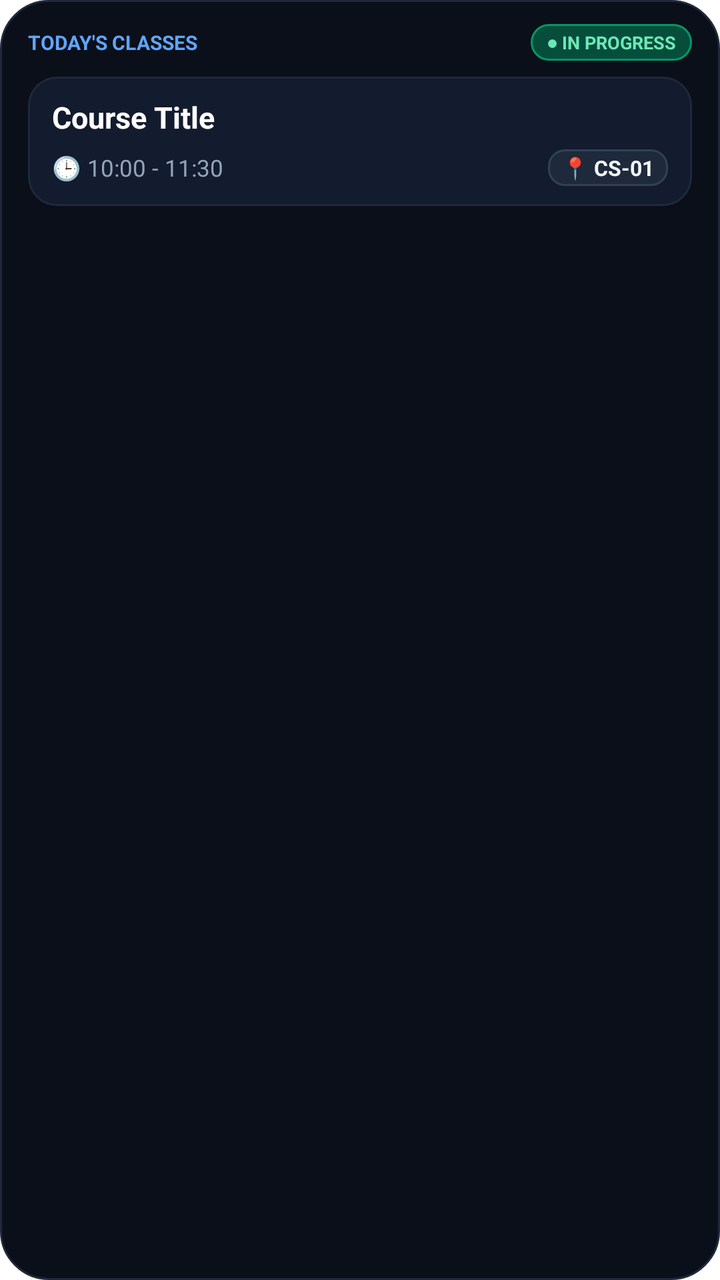
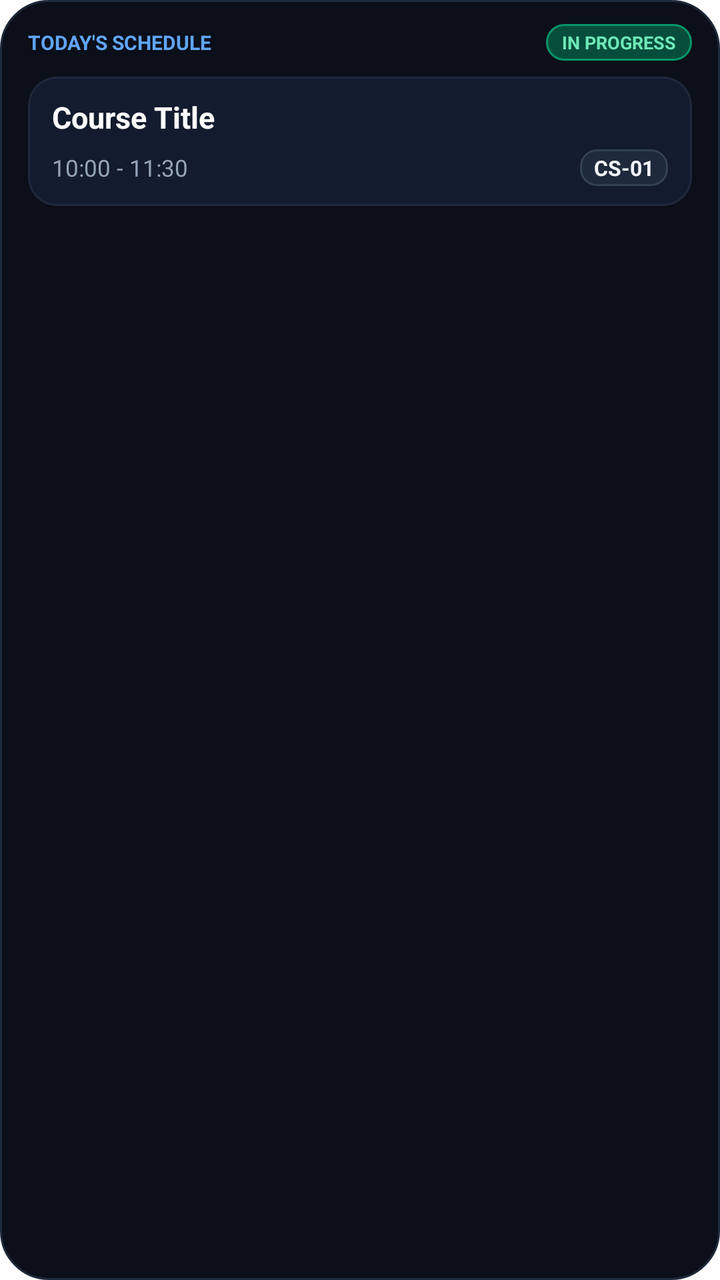

Compare the two renders of this Android layout. The source of the first and the diff that turns it into the second are given below.
<!-- AndroidManifest.xml: fallback theme Theme.MaterialComponents.DayNight.NoActionBar -->
<!-- res/layout/next_class_widget.xml -->
<?xml version="1.0" encoding="utf-8"?>
<FrameLayout xmlns:android="http://schemas.android.com/apk/res/android"
    android:id="@+id/widget_root"
    android:layout_width="match_parent"
    android:layout_height="match_parent"
    android:background="@drawable/widget_background"
    android:paddingLeft="14dp"
    android:paddingRight="14dp"
    android:paddingTop="12dp"
    android:paddingBottom="12dp">

    
    <LinearLayout
        android:id="@+id/widget_layout_off_day"
        android:layout_width="match_parent"
        android:layout_height="match_parent"
        android:gravity="center"
        android:orientation="vertical"
        android:visibility="gone">

        
        <LinearLayout
            android:layout_width="match_parent"
            android:layout_height="wrap_content"
            android:orientation="horizontal"
            android:gravity="center_vertical"
            android:layout_marginBottom="12dp">

            <TextView
                android:layout_width="0dp"
                android:layout_height="wrap_content"
                android:layout_weight="1"
                android:text="FLEX CONNECT"
                android:textColor="#3B82F6"
                android:textSize="10sp"
                android:textStyle="bold" />

            <TextView
                android:id="@+id/widget_off_day_badge"
                android:layout_width="wrap_content"
                android:layout_height="wrap_content"
                android:background="@drawable/widget_badge_next"
                android:paddingLeft="8dp"
                android:paddingRight="8dp"
                android:paddingTop="3dp"
                android:paddingBottom="3dp"
                android:text="FREE DAY"
                android:textColor="#93C5FD"
                android:textSize="9sp"
                android:textStyle="bold" />
        </LinearLayout>

        <TextView
            android:id="@+id/widget_off_day_title"
            android:layout_width="wrap_content"
            android:layout_height="wrap_content"
            android:text="No Classes Today ✨"
            android:textColor="#FFFFFF"
            android:textSize="16sp"
            android:textStyle="bold"
            android:layout_marginBottom="4dp" />

        <TextView
            android:id="@+id/widget_off_day_subtitle"
            android:layout_width="wrap_content"
            android:layout_height="wrap_content"
            android:text="Enjoy your free day or review past courses."
            android:textColor="#94A3B8"
            android:textSize="11sp"
            android:gravity="center" />
    </LinearLayout>

    
    <LinearLayout
        android:id="@+id/widget_layout_class_info"
        android:layout_width="match_parent"
        android:layout_height="match_parent"
        android:orientation="vertical">

        
        <LinearLayout
            android:layout_width="match_parent"
            android:layout_height="wrap_content"
            android:orientation="horizontal"
            android:gravity="center_vertical"
            android:layout_marginBottom="8dp">

            <TextView
                android:id="@+id/widget_header_title"
                android:layout_width="0dp"
                android:layout_height="wrap_content"
                android:layout_weight="1"
                android:text="TODAY'S CLASSES"
                android:textColor="#60A5FA"
                android:textSize="10sp"
                android:textStyle="bold" />

            <TextView
                android:id="@+id/widget_status_badge"
                android:layout_width="wrap_content"
                android:layout_height="wrap_content"
                android:background="@drawable/widget_badge_live"
                android:paddingLeft="8dp"
                android:paddingRight="8dp"
                android:paddingTop="3dp"
                android:paddingBottom="3dp"
                android:text="● IN PROGRESS"
                android:textColor="#6EE7B7"
                android:textSize="9sp"
                android:textStyle="bold" />
        </LinearLayout>

        
        <LinearLayout
            android:id="@+id/widget_hero_card"
            android:layout_width="match_parent"
            android:layout_height="wrap_content"
            android:background="@drawable/widget_secondary_card"
            android:orientation="vertical"
            android:paddingLeft="12dp"
            android:paddingRight="12dp"
            android:paddingTop="10dp"
            android:paddingBottom="10dp">

            
            <TextView
                android:id="@+id/widget_hero_course"
                android:layout_width="match_parent"
                android:layout_height="wrap_content"
                android:text="Course Title"
                android:textColor="#FFFFFF"
                android:textSize="15sp"
                android:textStyle="bold"
                android:ellipsize="end"
                android:maxLines="1" />

            
            <LinearLayout
                android:layout_width="match_parent"
                android:layout_height="wrap_content"
                android:orientation="horizontal"
                android:gravity="center_vertical"
                android:layout_marginTop="6dp">

                <TextView
                    android:id="@+id/widget_hero_time"
                    android:layout_width="0dp"
                    android:layout_height="wrap_content"
                    android:layout_weight="1"
                    android:text="🕒 10:00 - 11:30"
                    android:textColor="#94A3B8"
                    android:textSize="11.5sp" />

                <TextView
                    android:id="@+id/widget_hero_room"
                    android:layout_width="wrap_content"
                    android:layout_height="wrap_content"
                    android:background="@drawable/widget_badge_room"
                    android:paddingLeft="7dp"
                    android:paddingRight="7dp"
                    android:paddingTop="2dp"
                    android:paddingBottom="2dp"
                    android:text="📍 CS-01"
                    android:textColor="#F1F5F9"
                    android:textSize="10.5sp"
                    android:textStyle="bold" />
            </LinearLayout>
        </LinearLayout>

        
        <LinearLayout
            android:id="@+id/widget_secondary_strip"
            android:layout_width="match_parent"
            android:layout_height="wrap_content"
            android:orientation="horizontal"
            android:gravity="center_vertical"
            android:layout_marginTop="8dp"
            android:visibility="gone">

            <TextView
                android:layout_width="wrap_content"
                android:layout_height="wrap_content"
                android:text="UP NEXT:"
                android:textColor="#64748B"
                android:textSize="9.5sp"
                android:textStyle="bold"
                android:layout_marginRight="6dp"
                android:layout_marginEnd="6dp" />

            <TextView
                android:id="@+id/widget_secondary_text"
                android:layout_width="0dp"
                android:layout_height="wrap_content"
                android:layout_weight="1"
                android:text="Course • Time • Room"
                android:textColor="#94A3B8"
                android:textSize="10.5sp"
                android:ellipsize="end"
                android:maxLines="1" />
        </LinearLayout>

        
        <LinearLayout
            android:id="@+id/widget_today_schedule_container"
            android:layout_width="match_parent"
            android:layout_height="wrap_content"
            android:orientation="vertical"
            android:layout_marginTop="10dp"
            android:visibility="gone">

            
            <FrameLayout
                android:layout_width="match_parent"
                android:layout_height="1dp"
                android:background="#1E293B"
                android:layout_marginBottom="8dp" />

            <TextView
                android:layout_width="wrap_content"
                android:layout_height="wrap_content"
                android:text="TODAY'S TIMETABLE"
                android:textColor="#64748B"
                android:textSize="9sp"
                android:textStyle="bold"
                android:layout_marginBottom="6dp" />

            
            <LinearLayout
                android:id="@+id/widget_class_row_1"
                android:layout_width="match_parent"
                android:layout_height="wrap_content"
                android:background="@drawable/widget_row_bg"
                android:orientation="horizontal"
                android:gravity="center_vertical"
                android:paddingLeft="8dp"
                android:paddingRight="8dp"
                android:paddingTop="5dp"
                android:paddingBottom="5dp"
                android:layout_marginBottom="4dp"
                android:visibility="gone">
                <TextView
                    android:id="@+id/widget_row_time_1"
                    android:layout_width="74dp"
                    android:layout_height="wrap_content"
                    android:text="08:30-10:00"
                    android:textColor="#38BDF8"
                    android:textSize="10.5sp"
                    android:textStyle="bold" />
                <TextView
                    android:id="@+id/widget_row_course_1"
                    android:layout_width="0dp"
                    android:layout_height="wrap_content"
                    android:layout_weight="1"
                    android:text="Course 1"
                    android:textColor="#F8FAFC"
                    android:textSize="11sp"
                    android:textStyle="bold"
                    android:ellipsize="end"
                    android:maxLines="1"
                    android:layout_marginStart="4dp"
                    android:layout_marginEnd="4dp"
                    android:layout_marginLeft="4dp"
                    android:layout_marginRight="4dp" />
                <TextView
                    android:id="@+id/widget_row_room_1"
                    android:layout_width="wrap_content"
                    android:layout_height="wrap_content"
                    android:text="CS-01"
                    android:textColor="#94A3B8"
                    android:textSize="10.5sp" />
            </LinearLayout>

            
            <LinearLayout
                android:id="@+id/widget_class_row_2"
                android:layout_width="match_parent"
                android:layout_height="wrap_content"
                android:background="@drawable/widget_row_bg"
                android:orientation="horizontal"
                android:gravity="center_vertical"
                android:paddingLeft="8dp"
                android:paddingRight="8dp"
                android:paddingTop="5dp"
                android:paddingBottom="5dp"
                android:layout_marginBottom="4dp"
                android:visibility="gone">
                <TextView
                    android:id="@+id/widget_row_time_2"
                    android:layout_width="74dp"
                    android:layout_height="wrap_content"
                    android:text="10:00-11:30"
                    android:textColor="#38BDF8"
                    android:textSize="10.5sp"
                    android:textStyle="bold" />
                <TextView
                    android:id="@+id/widget_row_course_2"
                    android:layout_width="0dp"
                    android:layout_height="wrap_content"
                    android:layout_weight="1"
                    android:text="Course 2"
                    android:textColor="#F8FAFC"
                    android:textSize="11sp"
                    android:textStyle="bold"
                    android:ellipsize="end"
                    android:maxLines="1"
                    android:layout_marginStart="4dp"
                    android:layout_marginEnd="4dp"
                    android:layout_marginLeft="4dp"
                    android:layout_marginRight="4dp" />
                <TextView
                    android:id="@+id/widget_row_room_2"
                    android:layout_width="wrap_content"
                    android:layout_height="wrap_content"
                    android:text="CS-02"
                    android:textColor="#94A3B8"
                    android:textSize="10.5sp" />
            </LinearLayout>

            
            <LinearLayout
                android:id="@+id/widget_class_row_3"
                android:layout_width="match_parent"
                android:layout_height="wrap_content"
                android:background="@drawable/widget_row_bg"
                android:orientation="horizontal"
                android:gravity="center_vertical"
                android:paddingLeft="8dp"
                android:paddingRight="8dp"
                android:paddingTop="5dp"
                android:paddingBottom="5dp"
                android:layout_marginBottom="4dp"
                android:visibility="gone">
                <TextView
                    android:id="@+id/widget_row_time_3"
                    android:layout_width="74dp"
                    android:layout_height="wrap_content"
                    android:text="11:30-01:00"
                    android:textColor="#38BDF8"
                    android:textSize="10.5sp"
                    android:textStyle="bold" />
                <TextView
                    android:id="@+id/widget_row_course_3"
                    android:layout_width="0dp"
                    android:layout_height="wrap_content"
                    android:layout_weight="1"
                    android:text="Course 3"
                    android:textColor="#F8FAFC"
                    android:textSize="11sp"
                    android:textStyle="bold"
                    android:ellipsize="end"
                    android:maxLines="1"
                    android:layout_marginStart="4dp"
                    android:layout_marginEnd="4dp"
                    android:layout_marginLeft="4dp"
                    android:layout_marginRight="4dp" />
                <TextView
                    android:id="@+id/widget_row_room_3"
                    android:layout_width="wrap_content"
                    android:layout_height="wrap_content"
                    android:text="CS-03"
                    android:textColor="#94A3B8"
                    android:textSize="10.5sp" />
            </LinearLayout>

            
            <LinearLayout
                android:id="@+id/widget_class_row_4"
                android:layout_width="match_parent"
                android:layout_height="wrap_content"
                android:background="@drawable/widget_row_bg"
                android:orientation="horizontal"
                android:gravity="center_vertical"
                android:paddingLeft="8dp"
                android:paddingRight="8dp"
                android:paddingTop="5dp"
                android:paddingBottom="5dp"
                android:layout_marginBottom="4dp"
                android:visibility="gone">
                <TextView
                    android:id="@+id/widget_row_time_4"
                    android:layout_width="74dp"
                    android:layout_height="wrap_content"
                    android:text="01:00-02:30"
                    android:textColor="#38BDF8"
                    android:textSize="10.5sp"
                    android:textStyle="bold" />
                <TextView
                    android:id="@+id/widget_row_course_4"
                    android:layout_width="0dp"
                    android:layout_height="wrap_content"
                    android:layout_weight="1"
                    android:text="Course 4"
                    android:textColor="#F8FAFC"
                    android:textSize="11sp"
                    android:textStyle="bold"
                    android:ellipsize="end"
                    android:maxLines="1"
                    android:layout_marginStart="4dp"
                    android:layout_marginEnd="4dp"
                    android:layout_marginLeft="4dp"
                    android:layout_marginRight="4dp" />
                <TextView
                    android:id="@+id/widget_row_room_4"
                    android:layout_width="wrap_content"
                    android:layout_height="wrap_content"
                    android:text="CS-04"
                    android:textColor="#94A3B8"
                    android:textSize="10.5sp" />
            </LinearLayout>

            
            <LinearLayout
                android:id="@+id/widget_class_row_5"
                android:layout_width="match_parent"
                android:layout_height="wrap_content"
                android:background="@drawable/widget_row_bg"
                android:orientation="horizontal"
                android:gravity="center_vertical"
                android:paddingLeft="8dp"
                android:paddingRight="8dp"
                android:paddingTop="5dp"
                android:paddingBottom="5dp"
                android:layout_marginBottom="4dp"
                android:visibility="gone">
                <TextView
                    android:id="@+id/widget_row_time_5"
                    android:layout_width="74dp"
                    android:layout_height="wrap_content"
                    android:text="02:30-04:00"
                    android:textColor="#38BDF8"
                    android:textSize="10.5sp"
                    android:textStyle="bold" />
                <TextView
                    android:id="@+id/widget_row_course_5"
                    android:layout_width="0dp"
                    android:layout_height="wrap_content"
                    android:layout_weight="1"
                    android:text="Course 5"
                    android:textColor="#F8FAFC"
                    android:textSize="11sp"
                    android:textStyle="bold"
                    android:ellipsize="end"
                    android:maxLines="1"
                    android:layout_marginStart="4dp"
                    android:layout_marginEnd="4dp"
                    android:layout_marginLeft="4dp"
                    android:layout_marginRight="4dp" />
                <TextView
                    android:id="@+id/widget_row_room_5"
                    android:layout_width="wrap_content"
                    android:layout_height="wrap_content"
                    android:text="CS-05"
                    android:textColor="#94A3B8"
                    android:textSize="10.5sp" />
            </LinearLayout>
        </LinearLayout>
    </LinearLayout>
</FrameLayout>
<!-- resources referenced by this layout -->
<resources>
  <!-- drawable widget_background (drawable) -->
  <?xml version="1.0" encoding="utf-8"?>
  <shape xmlns:android="http://schemas.android.com/apk/res/android">
      <solid android:color="#0B0F19" />
      <corners android:radius="24dp" />
      <stroke
          android:width="1dp"
          android:color="#1E293B" />
  </shape>
  <!-- drawable widget_badge_live (drawable) -->
  <?xml version="1.0" encoding="utf-8"?>
  <shape xmlns:android="http://schemas.android.com/apk/res/android">
      <solid android:color="#064E3B" />
      <corners android:radius="12dp" />
      <stroke
          android:width="1dp"
          android:color="#059669" />
  </shape>
  <!-- drawable widget_badge_next (drawable) -->
  <?xml version="1.0" encoding="utf-8"?>
  <shape xmlns:android="http://schemas.android.com/apk/res/android">
      <solid android:color="#1E3A8A" />
      <corners android:radius="12dp" />
      <stroke
          android:width="1dp"
          android:color="#2563EB" />
  </shape>
  <!-- drawable widget_badge_room (drawable) -->
  <?xml version="1.0" encoding="utf-8"?>
  <shape xmlns:android="http://schemas.android.com/apk/res/android">
      <solid android:color="#1E293B" />
      <corners android:radius="8dp" />
      <stroke
          android:width="1dp"
          android:color="#334155" />
  </shape>
  <!-- drawable widget_row_bg (drawable) -->
  <?xml version="1.0" encoding="utf-8"?>
  <shape xmlns:android="http://schemas.android.com/apk/res/android">
      <solid android:color="#0F172A" />
      <corners android:radius="10dp" />
      <stroke
          android:width="1dp"
          android:color="#1E293B" />
  </shape>
  <!-- drawable widget_secondary_card (drawable) -->
  <?xml version="1.0" encoding="utf-8"?>
  <shape xmlns:android="http://schemas.android.com/apk/res/android">
      <solid android:color="#131B2E" />
      <corners android:radius="14dp" />
      <stroke
          android:width="1dp"
          android:color="#1E293B" />
  </shape>
</resources>

<!-- the commit's change to res/layout/next_class_widget.xml (unified diff, before → after) -->
@@ -44,7 +44,7 @@
                 android:paddingRight="8dp"
                 android:paddingTop="3dp"
                 android:paddingBottom="3dp"
-                android:text="FREE DAY"
+                android:text="DAY OFF"
                 android:textColor="#93C5FD"
                 android:textSize="9sp"
                 android:textStyle="bold" />
@@ -54,7 +54,7 @@
             android:id="@+id/widget_off_day_title"
             android:layout_width="wrap_content"
             android:layout_height="wrap_content"
-            android:text="No Classes Today ✨"
+            android:text="No Classes Today"
             android:textColor="#FFFFFF"
             android:textSize="16sp"
             android:textStyle="bold"
@@ -64,7 +64,7 @@
             android:id="@+id/widget_off_day_subtitle"
             android:layout_width="wrap_content"
             android:layout_height="wrap_content"
-            android:text="Enjoy your free day or review past courses."
+            android:text="No schedule recorded for today."
             android:textColor="#94A3B8"
             android:textSize="11sp"
             android:gravity="center" />
@@ -90,7 +90,7 @@
                 android:layout_width="0dp"
                 android:layout_height="wrap_content"
                 android:layout_weight="1"
-                android:text="TODAY'S CLASSES"
+                android:text="TODAY'S SCHEDULE"
                 android:textColor="#60A5FA"
                 android:textSize="10sp"
                 android:textStyle="bold" />
@@ -104,7 +104,7 @@
                 android:paddingRight="8dp"
                 android:paddingTop="3dp"
                 android:paddingBottom="3dp"
-                android:text="● IN PROGRESS"
+                android:text="IN PROGRESS"
                 android:textColor="#6EE7B7"
                 android:textSize="9sp"
                 android:textStyle="bold" />
@@ -147,7 +147,7 @@
                     android:layout_width="0dp"
                     android:layout_height="wrap_content"
                     android:layout_weight="1"
-                    android:text="🕒 10:00 - 11:30"
+                    android:text="10:00 - 11:30"
                     android:textColor="#94A3B8"
                     android:textSize="11.5sp" />
 
@@ -160,9 +160,34 @@
                     android:paddingRight="7dp"
                     android:paddingTop="2dp"
                     android:paddingBottom="2dp"
-                    android:text="📍 CS-01"
+                    android:text="CS-01"
                     android:textColor="#F1F5F9"
                     android:textSize="10.5sp"
+                    android:textStyle="bold" />
+            </LinearLayout>
+
+            
+            <LinearLayout
+                android:id="@+id/widget_hero_attendance_container"
+                android:layout_width="wrap_content"
+                android:layout_height="wrap_content"
+                android:layout_marginTop="6dp"
+                android:background="@drawable/widget_badge_bunk"
+                android:paddingLeft="8dp"
+                android:paddingRight="8dp"
+                android:paddingTop="2.5dp"
+                android:paddingBottom="2.5dp"
+                android:orientation="horizontal"
+                android:gravity="center_vertical"
+                android:visibility="gone">
+
+                <TextView
+                    android:id="@+id/widget_hero_attendance_text"
+                    android:layout_width="wrap_content"
+                    android:layout_height="wrap_content"
+                    android:text="85.2% • 2 bunks available"
+                    android:textColor="#6EE7B7"
+                    android:textSize="10sp"
                     android:textStyle="bold" />
             </LinearLayout>
         </LinearLayout>
@@ -180,7 +205,7 @@
             <TextView
                 android:layout_width="wrap_content"
                 android:layout_height="wrap_content"
-                android:text="UP NEXT:"
+                android:text="NEXT:"
                 android:textColor="#64748B"
                 android:textSize="9.5sp"
                 android:textStyle="bold"
@@ -218,7 +243,7 @@
             <TextView
                 android:layout_width="wrap_content"
                 android:layout_height="wrap_content"
-                android:text="TODAY'S TIMETABLE"
+                android:text="SCHEDULE"
                 android:textColor="#64748B"
                 android:textSize="9sp"
                 android:textStyle="bold"
<!-- resource entries referenced after the edit -->
@@ -8,6 +8,15 @@
       <stroke
           android:width="1dp"
           android:color="#1E293B" />
+  </shape>
+  <!-- drawable widget_badge_bunk (drawable) -->
+  <?xml version="1.0" encoding="utf-8"?>
+  <shape xmlns:android="http://schemas.android.com/apk/res/android">
+      <solid android:color="#0F172A" />
+      <corners android:radius="8dp" />
+      <stroke
+          android:width="1dp"
+          android:color="#334155" />
   </shape>
   <!-- drawable widget_badge_live (drawable) -->
   <?xml version="1.0" encoding="utf-8"?>
